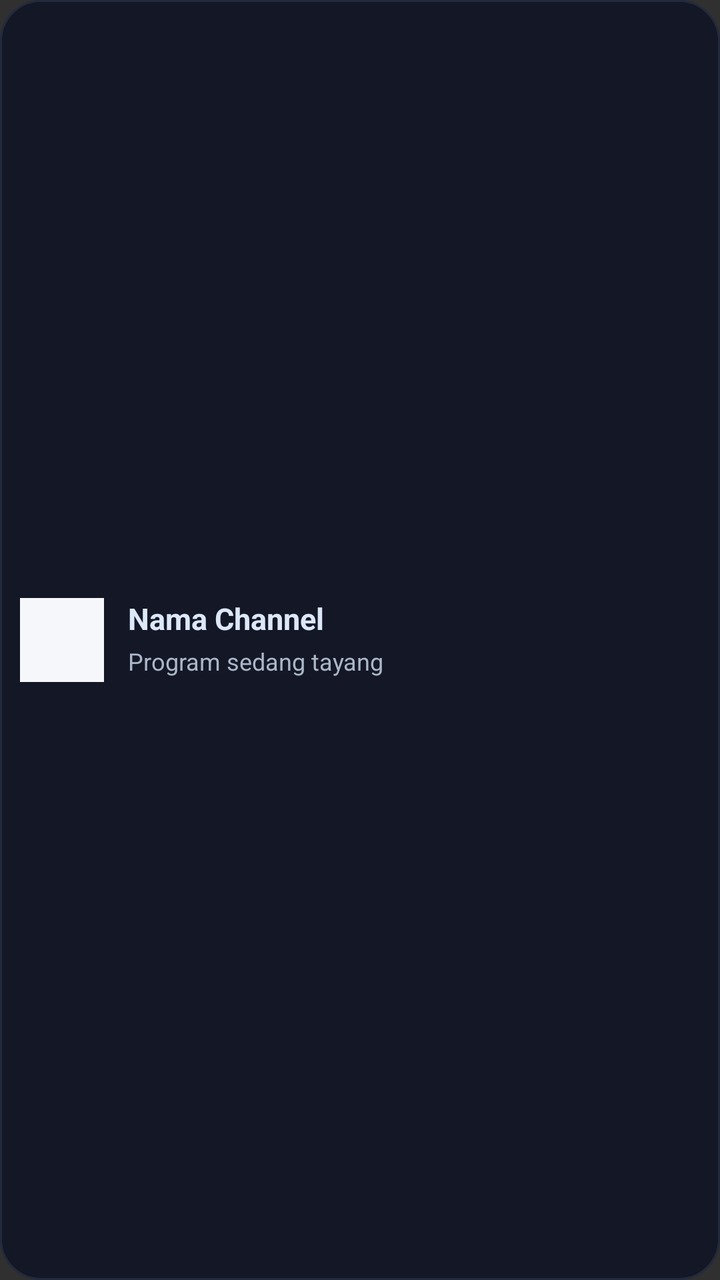
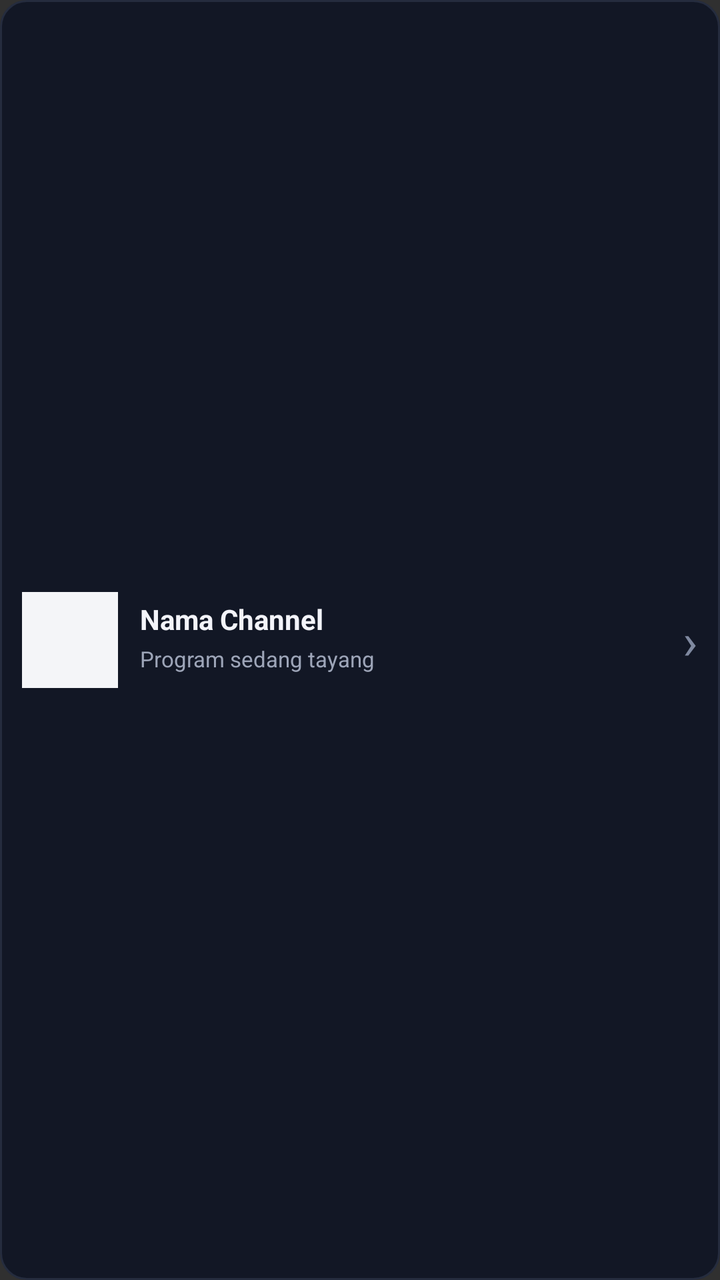

Compare the two renders of this Android layout. The source of the first and the diff that turns it into the second are given below.
<!-- AndroidManifest.xml: application theme Theme.AppCompat.NoActionBar -->
<!-- res/layout/item_channel.xml -->
<?xml version="1.0" encoding="utf-8"?>
<LinearLayout xmlns:android="http://schemas.android.com/apk/res/android"
    android:layout_width="match_parent"
    android:layout_height="82dp"
    android:layout_marginStart="2dp"
    android:layout_marginEnd="2dp"
    android:layout_marginTop="3dp"
    android:layout_marginBottom="3dp"
    android:background="@drawable/bg_tile_selector"
    android:descendantFocusability="blocksDescendants"
    android:focusable="true"
    android:focusableInTouchMode="true"
    android:gravity="center_vertical"
    android:orientation="horizontal"
    android:padding="10dp">

    <FrameLayout
        android:layout_width="42dp"
        android:layout_height="42dp"
        android:background="#F5F7FA"
        android:padding="3dp">
        <ImageView
            android:id="@+id/ivLogo"
            android:layout_width="match_parent"
            android:layout_height="match_parent"
            android:contentDescription="Logo Channel"
            android:scaleType="fitCenter" />
        <TextView
            android:id="@+id/tvLogoFallback"
            android:layout_width="match_parent"
            android:layout_height="match_parent"
            android:gravity="center"
            android:text="TV"
            android:textColor="#142238"
            android:textSize="15sp"
            android:textStyle="bold"
            android:visibility="gone" />
    </FrameLayout>

    <LinearLayout
        android:layout_width="0dp"
        android:layout_height="wrap_content"
        android:layout_marginStart="12dp"
        android:layout_weight="1"
        android:orientation="vertical">
        <TextView
            android:id="@+id/tvChannelName"
            android:layout_width="match_parent"
            android:layout_height="wrap_content"
            android:ellipsize="end"
            android:maxLines="1"
            android:text="Nama Channel"
            android:textColor="#DCE8F8"
            android:textSize="15sp"
            android:textStyle="bold" />
        <TextView
            android:id="@+id/tvChannelMeta"
            android:layout_width="match_parent"
            android:layout_height="wrap_content"
            android:layout_marginTop="3dp"
            android:ellipsize="end"
            android:maxLines="2"
            android:text="Program sedang tayang"
            android:textColor="#AAB7C7"
            android:textSize="12sp" />
        <LinearLayout
            android:layout_width="wrap_content"
            android:layout_height="wrap_content"
            android:layout_marginTop="2dp"
            android:orientation="horizontal">
            <TextView
                android:id="@+id/badgeMulti"
                android:layout_width="wrap_content"
                android:layout_height="wrap_content"
                android:layout_marginEnd="4dp"
                android:background="@color/multi_badge"
                android:paddingHorizontal="5dp"
                android:paddingVertical="1dp"
                android:text="MULTI LINK"
                android:textColor="@color/multi_text"
                android:textSize="8sp"
                android:textStyle="bold"
                android:visibility="gone" />
            <TextView
                android:id="@+id/badgeNative"
                android:layout_width="wrap_content"
                android:layout_height="wrap_content"
                android:background="@color/gold_badge"
                android:paddingHorizontal="5dp"
                android:paddingVertical="1dp"
                android:text="NATIVE HEADER"
                android:textColor="@color/gold_text"
                android:textSize="8sp"
                android:textStyle="bold"
                android:visibility="gone" />
        </LinearLayout>
    </LinearLayout>
</LinearLayout>
<!-- resources referenced by this layout -->
<resources>
  <color name="gold_badge">#62471B</color>
  <color name="gold_text">#FFE0A0</color>
  <color name="multi_badge">#174D53</color>
  <color name="multi_text">#A7F2EC</color>
  <!-- drawable bg_tile_selector (drawable) -->
  <?xml version="1.0" encoding="utf-8"?>
  <selector xmlns:android="http://schemas.android.com/apk/res/android">
      
      <item android:state_selected="true">
          <shape android:shape="rectangle">
              <solid android:color="#19243A" />
              <stroke android:width="1.5dp" android:color="#16D7EA" />
              <corners android:radius="20dp" />
          </shape>
      </item>
      
      <item android:state_focused="true">
          <shape android:shape="rectangle">
              <solid android:color="#1B253C" />
              <stroke android:width="1dp" android:color="#30384D" />
              <corners android:radius="20dp" />
          </shape>
      </item>
      <item>
          <shape android:shape="rectangle">
              <solid android:color="#141725" />
              <stroke android:width="1dp" android:color="#242A3D" />
              <corners android:radius="20dp" />
          </shape>
      </item>
  </selector>
</resources>

<!-- the commit's change to res/layout/item_channel.xml (unified diff, before → after) -->
@@ -1,9 +1,9 @@
 <?xml version="1.0" encoding="utf-8"?>
 <LinearLayout xmlns:android="http://schemas.android.com/apk/res/android"
     android:layout_width="match_parent"
-    android:layout_height="82dp"
-    android:layout_marginStart="2dp"
-    android:layout_marginEnd="2dp"
+    android:layout_height="76dp"
+    android:layout_marginStart="3dp"
+    android:layout_marginEnd="3dp"
     android:layout_marginTop="3dp"
     android:layout_marginBottom="3dp"
     android:background="@drawable/bg_tile_selector"
@@ -12,12 +12,12 @@
     android:focusableInTouchMode="true"
     android:gravity="center_vertical"
     android:orientation="horizontal"
-    android:padding="10dp">
-
+    android:paddingStart="11dp"
+    android:paddingEnd="11dp">
     <FrameLayout
-        android:layout_width="42dp"
-        android:layout_height="42dp"
-        android:background="#F5F7FA"
+        android:layout_width="48dp"
+        android:layout_height="48dp"
+        android:background="#F4F5F8"
         android:padding="3dp">
         <ImageView
             android:id="@+id/ivLogo"
@@ -31,16 +31,15 @@
             android:layout_height="match_parent"
             android:gravity="center"
             android:text="TV"
-            android:textColor="#142238"
-            android:textSize="15sp"
+            android:textColor="#182033"
+            android:textSize="14sp"
             android:textStyle="bold"
             android:visibility="gone" />
     </FrameLayout>
-
     <LinearLayout
         android:layout_width="0dp"
         android:layout_height="wrap_content"
-        android:layout_marginStart="12dp"
+        android:layout_marginStart="11dp"
         android:layout_weight="1"
         android:orientation="vertical">
         <TextView
@@ -50,8 +49,8 @@
             android:ellipsize="end"
             android:maxLines="1"
             android:text="Nama Channel"
-            android:textColor="#DCE8F8"
-            android:textSize="15sp"
+            android:textColor="#F3F4FA"
+            android:textSize="14sp"
             android:textStyle="bold" />
         <TextView
             android:id="@+id/tvChannelMeta"
@@ -59,14 +58,14 @@
             android:layout_height="wrap_content"
             android:layout_marginTop="3dp"
             android:ellipsize="end"
-            android:maxLines="2"
+            android:maxLines="1"
             android:text="Program sedang tayang"
-            android:textColor="#AAB7C7"
-            android:textSize="12sp" />
+            android:textColor="#9DA5B8"
+            android:textSize="11sp" />
         <LinearLayout
             android:layout_width="wrap_content"
             android:layout_height="wrap_content"
-            android:layout_marginTop="2dp"
+            android:layout_marginTop="3dp"
             android:orientation="horizontal">
             <TextView
                 android:id="@+id/badgeMulti"
@@ -95,4 +94,12 @@
                 android:visibility="gone" />
         </LinearLayout>
     </LinearLayout>
+    <TextView
+        android:layout_width="wrap_content"
+        android:layout_height="wrap_content"
+        android:layout_marginStart="6dp"
+        android:text="›"
+        android:textColor="#7F89A0"
+        android:textSize="25sp"
+        android:contentDescription="Pilih channel" />
 </LinearLayout>
<!-- resource entries referenced after the edit -->
@@ -7,27 +7,25 @@
   <!-- drawable bg_tile_selector (drawable) -->
   <?xml version="1.0" encoding="utf-8"?>
   <selector xmlns:android="http://schemas.android.com/apk/res/android">
-      
       <item android:state_selected="true">
           <shape android:shape="rectangle">
-              <solid android:color="#19243A" />
-              <stroke android:width="1.5dp" android:color="#16D7EA" />
-              <corners android:radius="20dp" />
+              <solid android:color="#211B35" />
+              <stroke android:width="1.5dp" android:color="#A88BFF" />
+              <corners android:radius="13dp" />
           </shape>
       </item>
-      
       <item android:state_focused="true">
           <shape android:shape="rectangle">
-              <solid android:color="#1B253C" />
-              <stroke android:width="1dp" android:color="#30384D" />
-              <corners android:radius="20dp" />
+              <solid android:color="#1B2030" />
+              <stroke android:width="1dp" android:color="#7770A2" />
+              <corners android:radius="13dp" />
           </shape>
       </item>
       <item>
           <shape android:shape="rectangle">
-              <solid android:color="#141725" />
-              <stroke android:width="1dp" android:color="#242A3D" />
-              <corners android:radius="20dp" />
+              <solid android:color="#121725" />
+              <stroke android:width="1dp" android:color="#252C3E" />
+              <corners android:radius="13dp" />
           </shape>
       </item>
   </selector>
